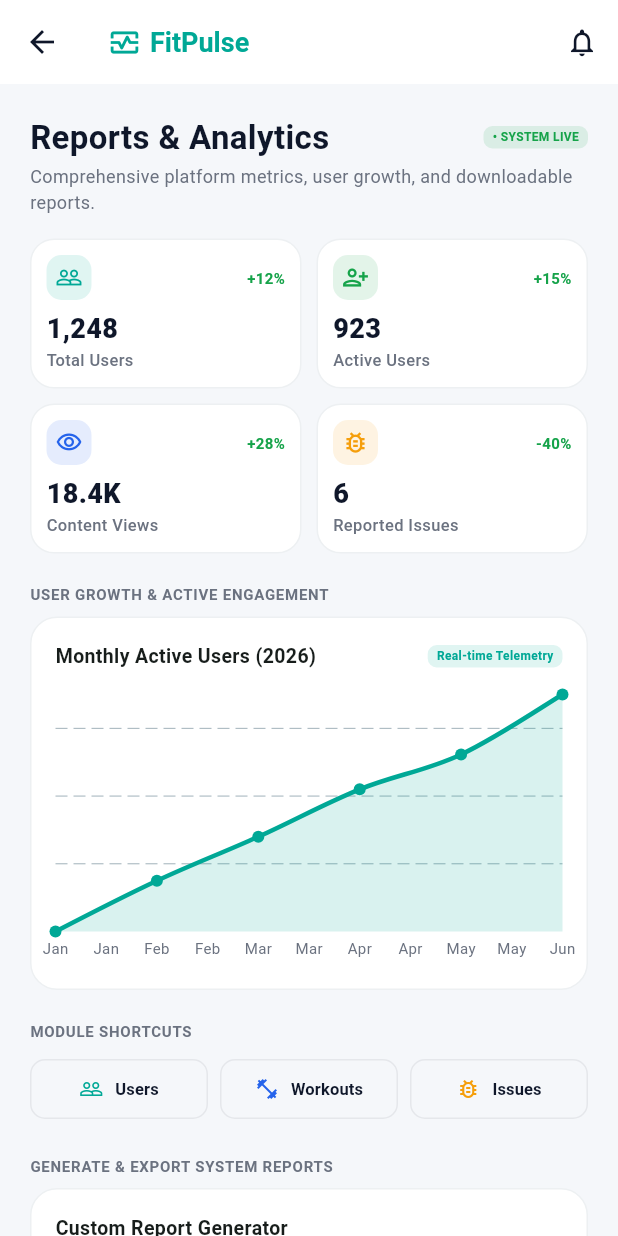
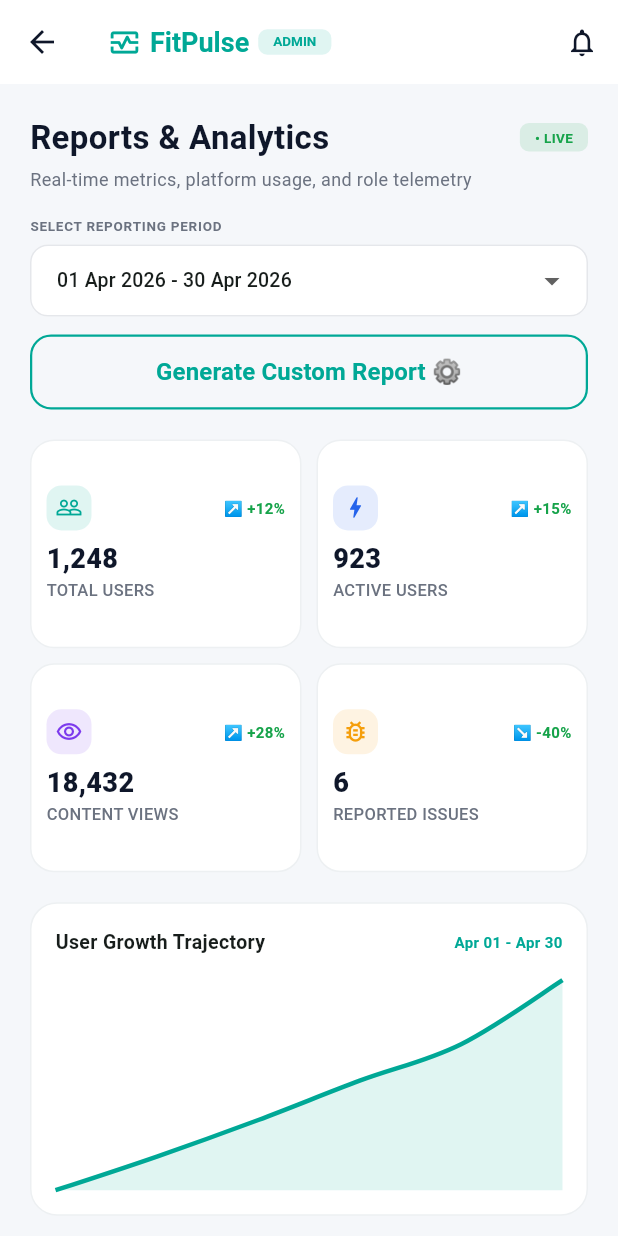
Before and after one commit to Gimantha-Dil/Home-workouts-Fitness-Mobile-App-Group-06, a Flutter app: the ReportsAnalyticsScreen screen opened directly, on a phone screen of 412 x 824 dp. Run offline on Flutter 3.47's test engine with Material 3 defaults, Android fonts, the phone set to English and light mode, and no system bars; drawn by our look-alikes of fl_chart; our stand-ins replace cached_network_image, cloud_firestore, file_picker, firebase_auth, firebase_core, flutter_local_notifications and 10 more; missing offline and left inert: dart:html; accounts and stored records are empty; generated files the repository leaves out were written again; network calls fail.

Commit message:
Add Advisor Analytics screen and enhance platform reporting

```diff
--- a/lib/features/admin/reports_analytics_screen.dart
+++ b/lib/features/admin/reports_analytics_screen.dart
@@ -3,6 +3,8 @@ import 'package:cloud_firestore/cloud_firestore.dart';
 import 'package:flutter/foundation.dart';
 import 'package:flutter/material.dart';
 import 'package:fl_chart/fl_chart.dart';
+// ignore: avoid_web_libraries_in_flutter
+import 'dart:html' as html;
 import '../../core/theme/app_theme.dart';
 import '../../shared/widgets/common_widgets.dart';
 import '../../shared/widgets/stat_card.dart';
@@ -55,7 +57,48 @@ class _ReportsAnalyticsScreenState extends State<ReportsAnalyticsScreen> {
         'downloadedAt': FieldValue.serverTimestamp(),
       });
 
-      _showSnack('Report generated & logged to Firebase database!');
+      final reportContent = '''
+========================================
+FITPULSE ADMIN REPORTS & ANALYTICS
+========================================
+Reporting Period: $_period
+Export Scope: $_exportScope
+Export Format: $_exportFormat
+Generated At: ${DateTime.now().toIso8601String()}
+
+----------------------------------------
+KEY PERFORMANCE METRICS
+----------------------------------------
+- Total Users: 1,248 (+12%)
+- Active Users: 923 (+15%)
+- Content Views: 18,432 (+28%)
+- Reported Issues: 6 (-40%)
+
+----------------------------------------
+USER DISTRIBUTION BY ROLE
+----------------------------------------
+- Customers (General): 78%
+- Trainers: 12%
+- Healthcare Advisors: 8%
+- System Admins: 2%
+
+========================================
+End of Official FitPulse Report
+========================================
+''';
+
+      if (kIsWeb) {
+        final bytes = utf8.encode(reportContent);
+        final blob = html.Blob([bytes]);
+        final url = html.Url.createObjectUrlFromBlob(blob);
+        final extension = _exportFormat.contains('PDF') ? 'pdf' : _exportFormat.contains('JSON') ? 'json' : 'csv';
+        final anchor = html.AnchorElement(href: url)
+          ..setAttribute('download', 'FitPulse_Report_${DateTime.now().millisecondsSinceEpoch}.$extension')
+          ..click();
+        html.Url.revokeObjectUrl(url);
+      }
+
+      _showSnack('Report downloaded to computer & logged to Firebase database!');
     } catch (e) {
       _showSnack('Download failed: $e');
     }
@@ -81,6 +124,8 @@ class _ReportsAnalyticsScreenState extends State<ReportsAnalyticsScreen> {
             Icon(Icons.monitor_heart_outlined, color: AppColors.brandTeal, size: 22),
             SizedBox(width: 6),
             Text('FitPulse', style: TextStyle(color: AppColors.brandTeal, fontWeight: FontWeight.bold, fontSize: 18)),
+            SizedBox(width: 6),
+            _Badge(text: 'ADMIN', color: AppColors.brandTeal),
           ],
         ),
         actions: const [
@@ -95,34 +140,62 @@ class _ReportsAnalyticsScreenState extends State<ReportsAnalyticsScreen> {
               mainAxisAlignment: MainAxisAlignment.spaceBetween,
               children: [
                 Text('Reports & Analytics', style: TextStyle(fontSize: 22, fontWeight: FontWeight.bold, color: AppColors.textPrimary)),
-                _Badge(text: '• SYSTEM LIVE', color: AppColors.success),
+                _Badge(text: '• LIVE', color: AppColors.success),
               ],
             ),
-            const SizedBox(height: 2),
-            const Text('Comprehensive platform metrics, user growth, and downloadable reports.', style: TextStyle(color: AppColors.textSecondary, fontSize: 12)),
+            const SizedBox(height: 4),
+            const Text('Real-time metrics, platform usage, and role telemetry', style: TextStyle(color: AppColors.textSecondary, fontSize: 12)),
             const SizedBox(height: 16),
 
-            // Top Stat Cards
-            const Row(
+            // Select Reporting Period
+            const Text('SELECT REPORTING PERIOD', style: TextStyle(fontSize: 9, fontWeight: FontWeight.bold, color: AppColors.textSecondary, letterSpacing: 0.5)),
+            const SizedBox(height: 6),
+            DropdownButtonFormField<String>(
+              initialValue: _period,
+              decoration: const InputDecoration(contentPadding: EdgeInsets.symmetric(horizontal: 14, vertical: 12)),
+              items: const ['01 Apr 2026 - 30 Apr 2026', '01 Mar 2026 - 31 Mar 2026', 'Q1 2026 Summary']
+                  .map((p) => DropdownMenuItem(value: p, child: Text(p, style: const TextStyle(fontSize: 13))))
+                  .toList(),
+              onChanged: (v) => setState(() => _period = v!),
+            ),
+            const SizedBox(height: 12),
+            PrimaryButton(
+              label: 'Generate Custom Report ⚙',
+              outlined: true,
+              onPressed: _generateCustomReport,
+            ),
+            const SizedBox(height: 20),
+
+            // Stats Grid (Clickable Cards)
+            GridView.count(
+              crossAxisCount: 2,
+              shrinkWrap: true,
+              physics: const NeverScrollableScrollPhysics(),
+              mainAxisSpacing: 10,
+              crossAxisSpacing: 10,
+              childAspectRatio: 1.3,
               children: [
-                Expanded(child: StatCard(label: 'Total Users', value: '1,248', trailing: '+12%', icon: Icons.people_outline, color: AppColors.brandTeal)),
-                SizedBox(width: 10),
-                Expanded(child: StatCard(label: 'Active Users', value: '923', trailing: '+15%', icon: Icons.person_add_alt, color: AppColors.success)),
-              ],
-            ),
-            const SizedBox(height: 10),
-            const Row(
-              children: [
-                Expanded(child: StatCard(label: 'Content Views', value: '18.4K', trailing: '+28%', icon: Icons.visibility_outlined, color: AppColors.info)),
-                SizedBox(width: 10),
-                Expanded(child: StatCard(label: 'Reported Issues', value: '6', trailing: '-40%', icon: Icons.bug_report_outlined, color: AppColors.warning)),
+                GestureDetector(
+                  onTap: () => Navigator.of(context).push(MaterialPageRoute(builder: (_) => const UserManagementScreen())),
+                  child: const StatCard(label: 'TOTAL USERS', value: '1,248', trailing: '↗ +12%', icon: Icons.people_outline, color: AppColors.brandTeal),
+                ),
+                GestureDetector(
+                  onTap: () => Navigator.of(context).push(MaterialPageRoute(builder: (_) => const UserManagementScreen())),
+                  child: const StatCard(label: 'ACTIVE USERS', value: '923', trailing: '↗ +15%', icon: Icons.bolt, color: AppColors.info),
+                ),
+                GestureDetector(
+                  onTap: () => Navigator.of(context).push(MaterialPageRoute(builder: (_) => const WorkoutContentManagementScreen())),
+                  child: const StatCard(label: 'CONTENT VIEWS', value: '18,432', trailing: '↗ +28%', icon: Icons.remove_red_eye_outlined, color: AppColors.purple),
+                ),
+                GestureDetector(
+                  onTap: () => Navigator.of(context).push(MaterialPageRoute(builder: (_) => const FeedbackIssuesScreen())),
+                  child: const StatCard(label: 'REPORTED ISSUES', value: '6', trailing: '↘ -40%', icon: Icons.bug_report_outlined, color: AppColors.warning),
+                ),
               ],
             ),
             const SizedBox(height: 20),
 
-            // USER GROWTH OVER TIME (FlChart LineChart)
-            const Text('USER GROWTH & ACTIVE ENGAGEMENT', style: TextStyle(fontSize: 10, fontWeight: FontWeight.bold, color: AppColors.textSecondary, letterSpacing: 0.5)),
-            const SizedBox(height: 8),
+            // Line Chart Card
             AppCard(
               padding: const EdgeInsets.all(16),
               child: Column(
@@ -131,56 +204,68 @@ class _ReportsAnalyticsScreenState extends State<ReportsAnalyticsScreen> {
                   const Row(
                     mainAxisAlignment: MainAxisAlignment.spaceBetween,
                     children: [
-                      Text('Monthly Active Users (2026)', style: TextStyle(fontWeight: FontWeight.bold, fontSize: 13)),
-                      _Badge(text: 'Real-time Telemetry', color: AppColors.brandTeal),
+                      Text('User Growth Trajectory', style: TextStyle(fontWeight: FontWeight.bold, fontSize: 13)),
+                      Text('Apr 01 - Apr 30', style: TextStyle(fontSize: 10, color: AppColors.brandTeal, fontWeight: FontWeight.bold)),
                     ],
                   ),
                   const SizedBox(height: 16),
                   SizedBox(
-                    height: 180,
+                    height: 140,
                     child: LineChart(
                       LineChartData(
-                        gridData: const FlGridData(show: true, drawVerticalLine: false),
-                        titlesData: FlTitlesData(
-                          rightTitles: const AxisTitles(sideTitles: SideTitles(showTitles: false)),
-                          topTitles: const AxisTitles(sideTitles: SideTitles(showTitles: false)),
-                          bottomTitles: AxisTitles(
-                            sideTitles: SideTitles(
-                              showTitles: true,
-                              getTitlesWidget: (val, meta) {
-                                const months = ['Jan', 'Feb', 'Mar', 'Apr', 'May', 'Jun'];
-                                if (val.toInt() >= 0 && val.toInt() < months.length) {
-                                  return Padding(
-                                    padding: const EdgeInsets.only(top: 4),
-                                    child: Text(months[val.toInt()], style: const TextStyle(fontSize: 10, color: AppColors.textSecondary)),
-                                  );
-                                }
-                                return const SizedBox.shrink();
-                              },
-                            ),
-                          ),
-                          leftTitles: const AxisTitles(sideTitles: SideTitles(showTitles: false)),
+                        gridData: const FlGridData(show: false),
+                        titlesData: const FlTitlesData(
+                          leftTitles: AxisTitles(sideTitles: SideTitles(showTitles: false)),
+                          topTitles: AxisTitles(sideTitles: SideTitles(showTitles: false)),
+                          rightTitles: AxisTitles(sideTitles: SideTitles(showTitles: false)),
+                          bottomTitles: AxisTitles(sideTitles: SideTitles(showTitles: false)),
                         ),
                         borderData: FlBorderData(show: false),
                         lineBarsData: [
                           LineChartBarData(
                             spots: const [
-                              FlSpot(0, 400),
-                              FlSpot(1, 550),
-                              FlSpot(2, 680),
-                              FlSpot(3, 820),
-                              FlSpot(4, 923),
-                              FlSpot(5, 1100),
+                              FlSpot(0, 500),
+                              FlSpot(1, 620),
+                              FlSpot(2, 750),
+                              FlSpot(3, 890),
+                              FlSpot(4, 1020),
+                              FlSpot(5, 1248),
                             ],
                             isCurved: true,
                             color: AppColors.brandTeal,
                             barWidth: 3,
-                            dotData: const FlDotData(show: true),
-                            belowBarData: BarAreaData(
-                              show: true,
-                              color: AppColors.brandTeal.withValues(alpha: 0.15),
-                            ),
+                            dotData: const FlDotData(show: false),
+                            belowBarData: BarAreaData(show: true, color: AppColors.brandTeal.withValues(alpha: 0.12)),
                           ),
+                        ],
+                      ),
+                    ),
+                  ),
+                ],
+              ),
+            ),
+            const SizedBox(height: 16),
+
+            // Donut Chart Card
+            AppCard(
+              padding: const EdgeInsets.all(16),
+              child: Column(
+                crossAxisAlignment: CrossAxisAlignment.start,
+                children: [
+                  const Text('User Distribution', style: TextStyle(fontWeight: FontWeight.bold, fontSize: 13)),
+                  const Text('Categorized by system role', style: TextStyle(fontSize: 10, color: AppColors.textSecondary)),
+                  const SizedBox(height: 16),
+                  SizedBox(
+                    height: 140,
+                    child: PieChart(
+                      PieChartData(
+                        sectionsSpace: 2,
+                        centerSpaceRadius: 35,
+                        sections: [
+                          PieChartSectionData(value: 78, color: AppColors.brandTeal, title: '78%', radius: 35, titleStyle: const TextStyle(fontSize: 9, color: Colors.white, fontWeight: FontWeight.bold)),
+                          PieChartSectionData(value: 12, color: AppColors.info, title: '12%', radius: 35, titleStyle: const TextStyle(fontSize: 9, color: Colors.white, fontWeight: FontWeight.bold)),
+                          PieChartSectionData(value: 8, color: AppColors.warning, title: '8%', radius: 35, titleStyle: const TextStyle(fontSize: 9, color: Colors.white, fontWeight: FontWeight.bold)),
+                          PieChartSectionData(value: 2, color: AppColors.danger, title: '2%', radius: 35, titleStyle: const TextStyle(fontSize: 9, color: Colors.white, fontWeight: FontWeight.bold)),
                         ],
                       ),
                     ),
@@ -190,83 +275,18 @@ class _ReportsAnalyticsScreenState extends State<ReportsAnalyticsScreen> {
             ),
             const SizedBox(height: 20),
 
-            // QUICK NAVIGATION SHORTCUTS
-            const Text('MODULE SHORTCUTS', style: TextStyle(fontSize: 10, fontWeight: FontWeight.bold, color: AppColors.textSecondary, letterSpacing: 0.5)),
-            const SizedBox(height: 8),
-            Row(
-              children: [
-                Expanded(
-                  child: OutlinedButton.icon(
-                    style: OutlinedButton.styleFrom(
-                      side: const BorderSide(color: Color(0xFFE5E7EB)),
-                      shape: RoundedRectangleBorder(borderRadius: BorderRadius.circular(10)),
-                      padding: const EdgeInsets.symmetric(vertical: 10),
-                    ),
-                    onPressed: () => Navigator.of(context).push(
-                      MaterialPageRoute(builder: (_) => const UserManagementScreen()),
-                    ),
-                    icon: const Icon(Icons.people_outline, size: 16, color: AppColors.brandTeal),
-                    label: const Text('Users', style: TextStyle(fontSize: 11, fontWeight: FontWeight.bold, color: AppColors.textPrimary)),
-                  ),
-                ),
-                const SizedBox(width: 8),
-                Expanded(
-                  child: OutlinedButton.icon(
-                    style: OutlinedButton.styleFrom(
-                      side: const BorderSide(color: Color(0xFFE5E7EB)),
-                      shape: RoundedRectangleBorder(borderRadius: BorderRadius.circular(10)),
-                      padding: const EdgeInsets.symmetric(vertical: 10),
-                    ),
-                    onPressed: () => Navigator.of(context).push(
-                      MaterialPageRoute(builder: (_) => const WorkoutContentManagementScreen()),
-                    ),
-                    icon: const Icon(Icons.fitness_center, size: 16, color: AppColors.info),
-                    label: const Text('Workouts', style: TextStyle(fontSize: 11, fontWeight: FontWeight.bold, color: AppColors.textPrimary)),
-                  ),
-                ),
-                const SizedBox(width: 8),
-                Expanded(
-                  child: OutlinedButton.icon(
-                    style: OutlinedButton.styleFrom(
-                      side: const BorderSide(color: Color(0xFFE5E7EB)),
-                      shape: RoundedRectangleBorder(borderRadius: BorderRadius.circular(10)),
-                      padding: const EdgeInsets.symmetric(vertical: 10),
-                    ),
-                    onPressed: () => Navigator.of(context).push(
-                      MaterialPageRoute(builder: (_) => const FeedbackIssuesScreen()),
-                    ),
-                    icon: const Icon(Icons.bug_report_outlined, size: 16, color: AppColors.warning),
-                    label: const Text('Issues', style: TextStyle(fontSize: 11, fontWeight: FontWeight.bold, color: AppColors.textPrimary)),
-                  ),
-                ),
-              ],
-            ),
-            const SizedBox(height: 20),
-
-            // REPORT GENERATOR & EXPORT SECTION
-            const Text('GENERATE & EXPORT SYSTEM REPORTS', style: TextStyle(fontSize: 10, fontWeight: FontWeight.bold, color: AppColors.textSecondary, letterSpacing: 0.5)),
-            const SizedBox(height: 8),
+            // Export Report Card
             AppCard(
               padding: const EdgeInsets.all(16),
               child: Column(
                 crossAxisAlignment: CrossAxisAlignment.start,
                 children: [
-                  const Text('Custom Report Generator', style: TextStyle(fontWeight: FontWeight.bold, fontSize: 13)),
-                  const SizedBox(height: 2),
-                  const Text('Select parameters to generate custom system analytics.', style: TextStyle(fontSize: 10, color: AppColors.textSecondary)),
-                  const SizedBox(height: 12),
-                  const Text('REPORTING PERIOD', style: TextStyle(fontSize: 9, fontWeight: FontWeight.bold, color: AppColors.textSecondary)),
-                  const SizedBox(height: 4),
-                  DropdownButtonFormField<String>(
-                    initialValue: _period,
-                    decoration: const InputDecoration(contentPadding: EdgeInsets.symmetric(horizontal: 10, vertical: 8)),
-                    items: const [
-                      '01 Apr 2026 - 30 Apr 2026',
-                      '01 Mar 2026 - 31 Mar 2026',
-                      'Q1 2026 (Jan - Mar)',
-                      'Full Year 2025',
-                    ].map((p) => DropdownMenuItem(value: p, child: Text(p, style: const TextStyle(fontSize: 11)))).toList(),
-                    onChanged: (v) => setState(() => _period = v!),
+                  const Row(
+                    mainAxisAlignment: MainAxisAlignment.spaceBetween,
+                    children: [
+                      Text('Export Report', style: TextStyle(fontWeight: FontWeight.bold, fontSize: 13)),
+                      Text('Instant Export', style: TextStyle(fontSize: 10, color: AppColors.brandTeal, fontWeight: FontWeight.bold)),
+                    ],
                   ),
                   const SizedBox(height: 12),
                   Row(
@@ -275,12 +295,12 @@ class _ReportsAnalyticsScreenState extends State<ReportsAnalyticsScreen> {
                         child: Column(
                           crossAxisAlignment: CrossAxisAlignment.start,
                           children: [
-                            const Text('EXPORT FORMAT', style: TextStyle(fontSize: 9, fontWeight: FontWeight.bold, color: AppColors.textSecondary)),
+                            const Text('FORMAT', style: TextStyle(fontSize: 9, fontWeight: FontWeight.bold, color: AppColors.textSecondary)),
                             const SizedBox(height: 4),
                             DropdownButtonFormField<String>(
                               initialValue: _exportFormat,
                               decoration: const InputDecoration(contentPadding: EdgeInsets.symmetric(horizontal: 10, vertical: 8)),
-                              items: const ['CSV Format', 'JSON Data', 'PDF Document']
+                              items: const ['CSV Format', 'PDF Report', 'JSON Data']
                                   .map((f) => DropdownMenuItem(value: f, child: Text(f, style: const TextStyle(fontSize: 11))))
                                   .toList(),
                               onChanged: (v) => setState(() => _exportFormat = v!),
@@ -298,7 +318,7 @@ class _ReportsAnalyticsScreenState extends State<ReportsAnalyticsScreen> {
                             DropdownButtonFormField<String>(
                               initialValue: _exportScope,
                               decoration: const InputDecoration(contentPadding: EdgeInsets.symmetric(horizontal: 10, vertical: 8)),
-                              items: const ['All Modules', 'User Management', 'Workouts Only', 'System Issues']
+                              items: const ['All Modules', 'User Telemetry', 'Workouts Only']
                                   .map((s) => DropdownMenuItem(value: s, child: Text(s, style: const TextStyle(fontSize: 11))))
                                   .toList(),
                               onChanged: (v) => setState(() => _exportScope = v!),
@@ -308,27 +328,10 @@ class _ReportsAnalyticsScreenState extends State<ReportsAnalyticsScreen> {
                       ),
                     ],
                   ),
-                  const SizedBox(height: 16),
-                  Row(
-                    children: [
-                      Expanded(
-                        child: PrimaryButton(
-                          label: 'Generate Report',
-                          onPressed: _generateCustomReport,
-                        ),
-                      ),
-                      const SizedBox(width: 10),
-                      OutlinedButton.icon(
-                        style: OutlinedButton.styleFrom(
-                          side: const BorderSide(color: AppColors.brandTeal),
-                          shape: RoundedRectangleBorder(borderRadius: BorderRadius.circular(10)),
-                          minimumSize: const Size(120, 44),
-                        ),
-                        onPressed: _downloadData,
-                        icon: const Icon(Icons.download, size: 16, color: AppColors.brandTeal),
-                        label: const Text('Export', style: TextStyle(fontSize: 11, fontWeight: FontWeight.bold, color: AppColors.brandTeal)),
-                      ),
-                    ],
+                  const SizedBox(height: 14),
+                  PrimaryButton(
+                    label: '⬇ Download Data',
+                    onPressed: _downloadData,
                   ),
                 ],
               ),
@@ -348,9 +351,9 @@ class _Badge extends StatelessWidget {
   @override
   Widget build(BuildContext context) {
     return Container(
-      padding: const EdgeInsets.symmetric(horizontal: 6, vertical: 2),
+      padding: const EdgeInsets.symmetric(horizontal: 10, vertical: 3),
       decoration: BoxDecoration(color: color.withValues(alpha: 0.12), borderRadius: BorderRadius.circular(6)),
-      child: Text(text, style: TextStyle(fontSize: 8, fontWeight: FontWeight.bold, color: color)),
+      child: Text(text, style: TextStyle(fontSize: 9, fontWeight: FontWeight.bold, color: color)),
     );
   }
 }
--- a/lib/features/advisor/advisor_dashboard_screen.dart
+++ b/lib/features/advisor/advisor_dashboard_screen.dart
@@ -6,7 +6,7 @@ import '../../core/providers/auth_provider.dart';
 import '../../core/services/supabase_service.dart';
 import '../../core/theme/app_theme.dart';
 import '../../shared/widgets/common_widgets.dart';
-import '../admin/reports_analytics_screen.dart';
+import 'advisor_analytics_screen.dart';
 import '../customer/advisor_chat_screen.dart';
 import 'create_guidance_screen.dart';
 import 'health_considerations_screen.dart';
@@ -675,7 +675,7 @@ class AdvisorDashboardScreen extends StatelessWidget {
                     shape: RoundedRectangleBorder(borderRadius: BorderRadius.circular(12)),
                     side: const BorderSide(color: Color(0xFFE5E7EB)),
                   ),
-                  onPressed: () => Navigator.of(context).push(MaterialPageRoute(builder: (_) => const ReportsAnalyticsScreen())),
+                  onPressed: () => Navigator.of(context).push(MaterialPageRoute(builder: (_) => const AdvisorAnalyticsScreen())),
                   icon: const Icon(Icons.analytics_outlined, size: 18, color: AppColors.brandTeal),
                   label: const Text('Clinical Analytics →', style: TextStyle(fontSize: 12, fontWeight: FontWeight.bold, color: AppColors.textPrimary)),
                 ),
```
Also changed, not shown: lib/features/advisor/advisor_analytics_screen.dart (added, +435 -0 lines).
